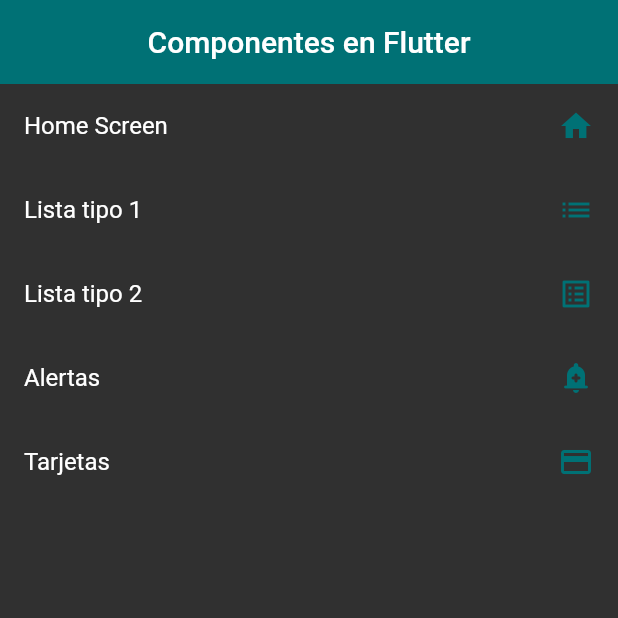
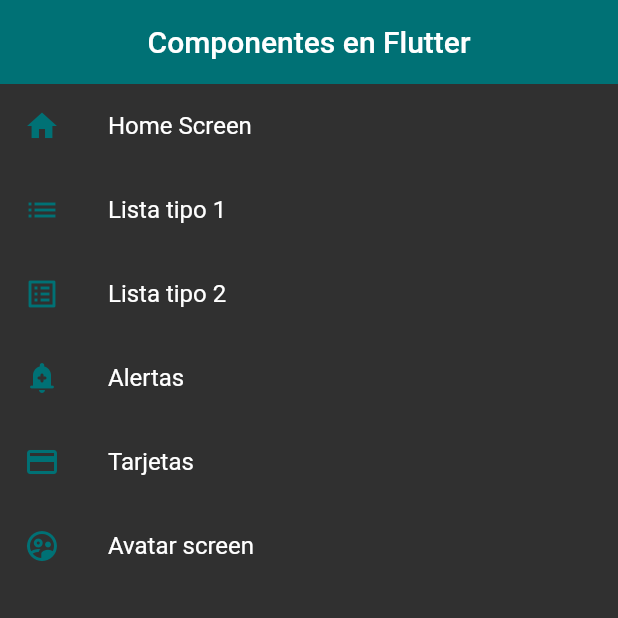
Before and after one commit to apacoder/curso-flutter, a Flutter app: the screen it shows after launch, on a phone screen of 412 x 824 dp, the top half of it. Run offline on Flutter 3.47's test engine with Material 2 defaults, Android fonts, the phone set to English and light mode, and no system bars.

Commit message:
CircleAvatar

```diff
--- a/lib/curso/2_componentes/router/app_routes.dart
+++ b/lib/curso/2_componentes/router/app_routes.dart
@@ -1,3 +1,4 @@
+import 'package:examples/curso/2_componentes/screens/avatar_screen.dart';
 import 'package:examples/curso/2_componentes/screens/screens.dart';
 import 'package:flutter/material.dart';
 
@@ -35,6 +36,12 @@
       name: 'Tarjetas',
       screen: const CardScreen(),
     ),
+    MenuOption(
+      route: 'avatar',
+      icon: Icons.supervised_user_circle_outlined,
+      name: 'Avatar screen',
+      screen: const AvatarScreen(),
+    ),
   ];
 
   static Map<String, Widget Function(BuildContext)> getAppRoutes() {
--- a/lib/curso/2_componentes/screens/home_screen.dart
+++ b/lib/curso/2_componentes/screens/home_screen.dart
@@ -15,11 +15,11 @@
       ),
       body: ListView.builder(
         itemBuilder: (context, i) => ListTile(
-          title: Text(options[i].name),
-          trailing: Icon(
+          leading: Icon(
             options[i].icon,
             color: AppTheme.primary,
           ),
+          title: Text(options[i].name),
           onTap: () {
             Navigator.pushNamed(context, options[i].route);
           },
```
Also changed, not shown: lib/curso/2_componentes/screens/avatar_screen.dart (added, +34 -0 lines).
